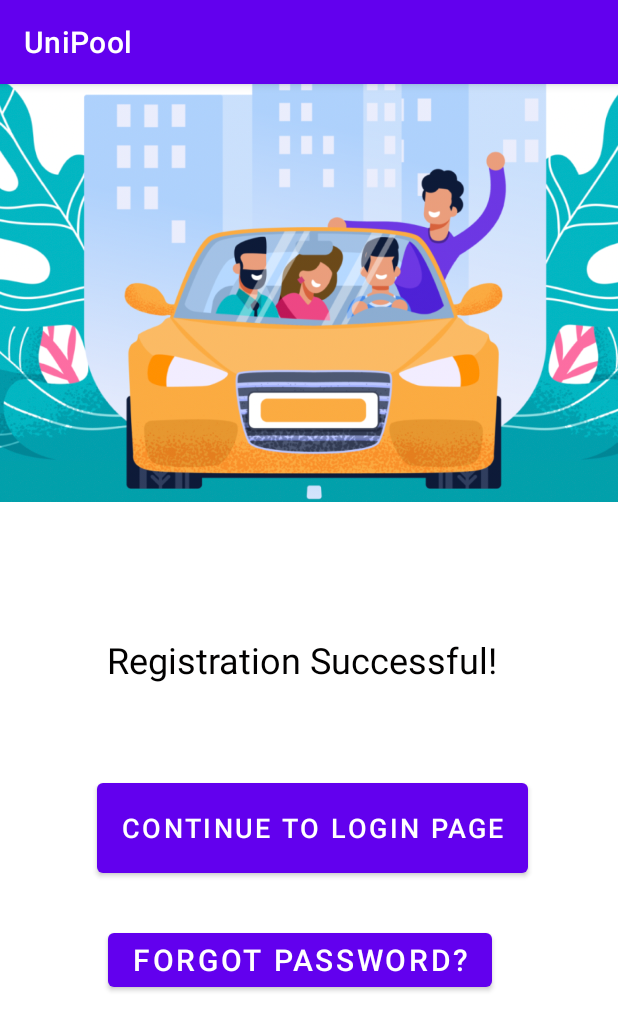
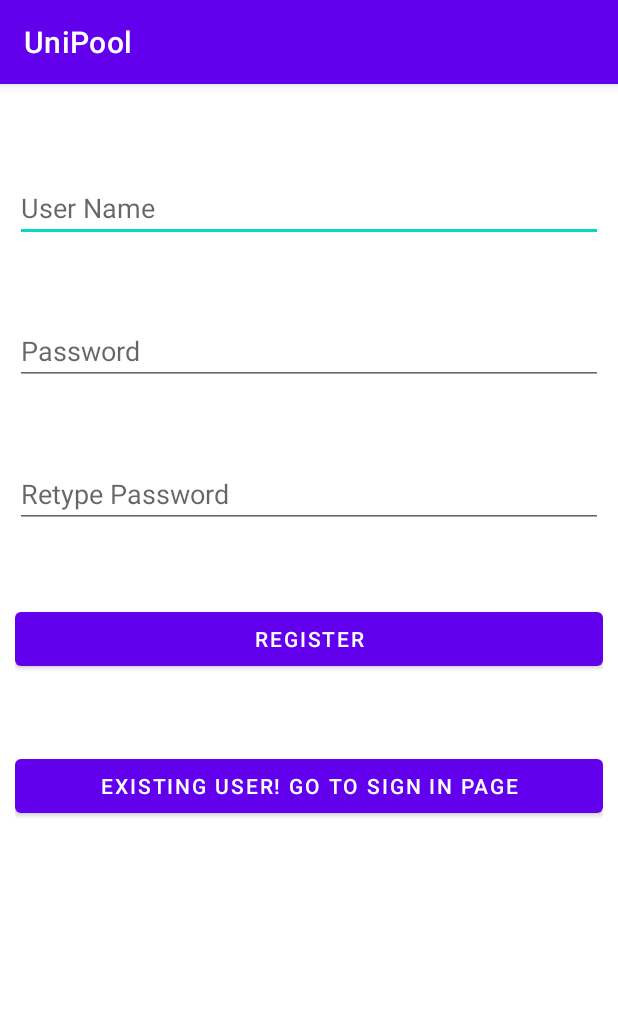
Before and after one commit to UniPool-WIA2006/UniPool, an Android app: the screen it shows after launch (login_1 before the commit, MyApplication after it), on a phone screen of 412 x 824 dp. Shown: the top 1031 px of the screen. Run offline under Robolectric (Android 15) with nearby library versions, the phone set to English and light mode, and no system bars.

Commit message:
Add login

```diff
--- a/app/src/main/java/com/example/unipool/MainActivity.java
+++ b/app/src/main/java/com/example/unipool/MainActivity.java
@@ -19,8 +19,6 @@ import io.getstream.chat.android.offline.plugin.configuration.Config;
 import io.getstream.chat.android.offline.model.message.attachments.UploadAttachmentsNetworkType;
 import io.getstream.chat.android.offline.plugin.factory.StreamOfflinePluginFactory;
 
-import com.example.unipool.ui.login.*;
-
 public class MainActivity extends AppCompatActivity {
 
     private ActivityMainBinding binding;
@@ -28,8 +26,6 @@ public class MainActivity extends AppCompatActivity {
     @Override
     protected void onCreate(Bundle savedInstanceState) {
         super.onCreate(savedInstanceState);
-
-
 
         binding = ActivityMainBinding.inflate(getLayoutInflater());
         setContentView(binding.getRoot());
@@ -48,10 +44,6 @@ public class MainActivity extends AppCompatActivity {
         Config config = new Config(true, true, true, UploadAttachmentsNetworkType.NOT_ROAMING);
         StreamOfflinePluginFactory offlinePluginFactory = new StreamOfflinePluginFactory(config, this);
         ChatClient client = new ChatClient.Builder(getString(R.string.api_key), this).logLevel(ChatLogLevel.ALL).withPlugin(offlinePluginFactory).build();
-
-        //app crashes when adding login
-        Intent intent =new Intent(MainActivity.this, login_1.class);
-        startActivity(intent);
 
 //        // Authenticate and connect the user
 //        // TO_DO connect to login
--- /dev/null
+++ b/app/src/main/java/com/example/unipool/MyApplication.java
@@ -0,0 +1,68 @@
+package com.example.unipool;
+
+import androidx.appcompat.app.AppCompatActivity;
+import android.content.Intent;
+import android.os.Bundle;
+import android.view.View;
+import android.widget.Button;
+import android.widget.EditText;
+import android.widget.Toast;
+
+import com.example.unipool.ui.login.LoginActivity;
+
+public class MyApplication extends AppCompatActivity {
+
+    EditText username, password, repassword;
+    Button signup, signin;
+    DatabaseHandler DB;
+    @Override
+    protected void onCreate(Bundle savedInstanceState) {
+        super.onCreate(savedInstanceState);
+        setContentView(R.layout.activity_my_application);
+
+        username = (EditText) findViewById(R.id.username);
+        password = (EditText) findViewById(R.id.password);
+        repassword = (EditText) findViewById(R.id.repassword);
+        signup = (Button) findViewById(R.id.btnsignup);
+        signin = (Button) findViewById(R.id.btnsignin);
+        DB = new DatabaseHandler(this);
+
+        signup.setOnClickListener(new View.OnClickListener() {
+            @Override
+            public void onClick(View view) {
+                String user = username.getText().toString();
+                String pass = password.getText().toString();
+                String repass = repassword.getText().toString();
+
+                if(user.equals("")||pass.equals("")||repass.equals(""))
+                    Toast.makeText(MyApplication.this, "Please enter all the fields", Toast.LENGTH_SHORT).show();
+                else{
+                    if(pass.equals(repass)){
+                        Boolean checkuser = DB.checkusername(user);
+                        if(checkuser==false){
+                            Boolean insert = DB.insertData(user, pass);
+                            if(insert==true){
+                                Toast.makeText(MyApplication.this, "Registered successfully", Toast.LENGTH_SHORT).show();
+                                Intent intent = new Intent(MyApplication.this,MainActivity.class);
+                                startActivity(intent);
+                            }else{
+                                Toast.makeText(MyApplication.this, "Registration failed", Toast.LENGTH_SHORT).show();
+                            }
+                        }
+                        else{
+                            Toast.makeText(MyApplication.this, "User already exists! please sign in", Toast.LENGTH_SHORT).show();
+                        }
+                    }else{
+                        Toast.makeText(MyApplication.this, "Passwords not matching", Toast.LENGTH_SHORT).show();
+                    }
+                } }
+        });
+        signin.setOnClickListener(new View.OnClickListener() {
+            @Override
+            public void onClick(View view) {
+                Intent intent = new Intent(getApplicationContext(), LoginActivity.class);
+                startActivity(intent);
+            }
+        });
+    }
+}
--- /dev/null
+++ b/app/src/main/res/layout/activity_my_application.xml
@@ -0,0 +1,49 @@
+<?xml version="1.0" encoding="utf-8"?>
+<RelativeLayout xmlns:android="http://schemas.android.com/apk/res/android"
+    xmlns:app="http://schemas.android.com/apk/res-auto"
+    xmlns:tools="http://schemas.android.com/tools"
+    android:layout_width="match_parent"
+    android:layout_height="match_parent"
+    android:padding="10dp"
+    tools:context=".MainActivity">
+
+    <EditText
+        android:id="@+id/username"
+        android:layout_width="match_parent"
+        android:layout_height="wrap_content"
+        android:hint="User Name"
+        android:layout_marginTop="50dp"/>
+
+    <EditText
+        android:id="@+id/password"
+        android:layout_width="match_parent"
+        android:layout_height="wrap_content"
+        android:hint="Password"
+        android:layout_marginTop="50dp"
+        android:layout_below="@+id/username"/>
+
+    <EditText
+        android:id="@+id/repassword"
+        android:layout_width="match_parent"
+        android:layout_height="wrap_content"
+        android:hint="Retype Password"
+        android:layout_marginTop="50dp"
+        android:layout_below="@+id/password"/>
+
+    <Button
+        android:id="@+id/btnsignup"
+        android:layout_width="match_parent"
+        android:layout_height="wrap_content"
+        android:text="Register"
+        android:layout_marginTop="50dp"
+        android:layout_below="@+id/repassword"/>
+
+    <Button
+        android:id="@+id/btnsignin"
+        android:layout_width="match_parent"
+        android:layout_height="wrap_content"
+        android:text="Existing user! Go to Sign in page"
+        android:layout_marginTop="50dp"
+        android:layout_below="@+id/btnsignup"/>
+
+</RelativeLayout>
--- a/app/src/main/res/values/strings.xml
+++ b/app/src/main/res/values/strings.xml
@@ -13,6 +13,6 @@
     <string name="action_sign_in_short">Sign in</string>
     <string name="welcome">"Welcome !"</string>
     <string name="invalid_username">Not a valid username</string>
-    <string name="invalid_password">Password must be >5 characters</string>
+    <string name="error_incorrect_password">Password must be >5 characters</string>
     <string name="login_failed">"Login failed"</string>
 </resources>
```
Also changed, not shown: app/src/main/AndroidManifest.xml (+35 -18 lines), app/src/main/java/com/example/unipool/DatabaseHandler.java (added, +302 -0 lines), app/src/main/java/com/example/unipool/ui/login/LoginActivity.java (added, +50 -0 lines), app/src/main/res/layout/activity_login.xml (added, +32 -0 lines), 3 other files.
